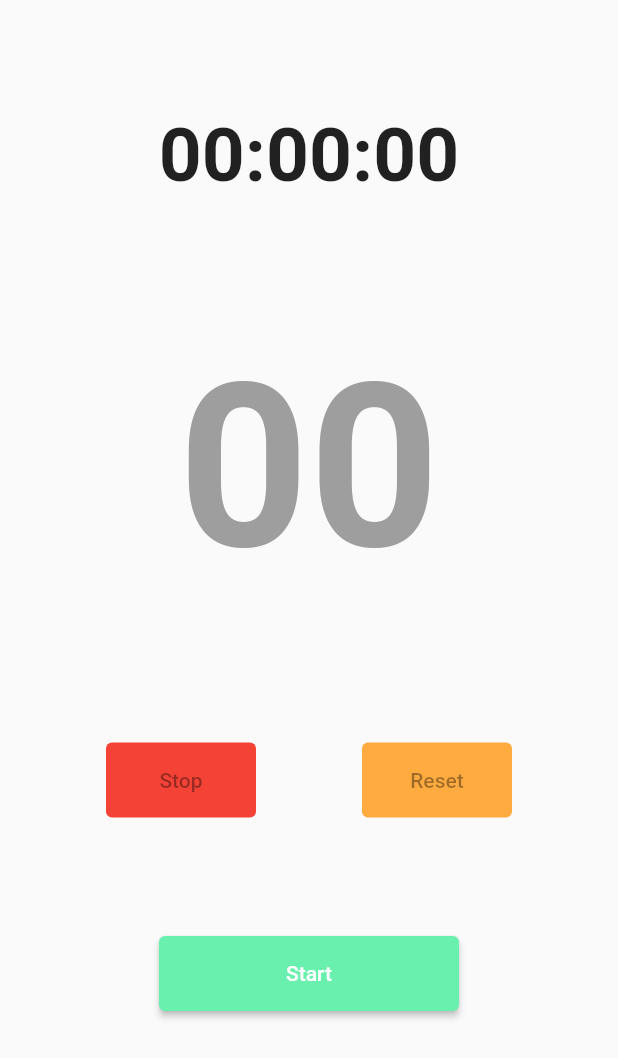
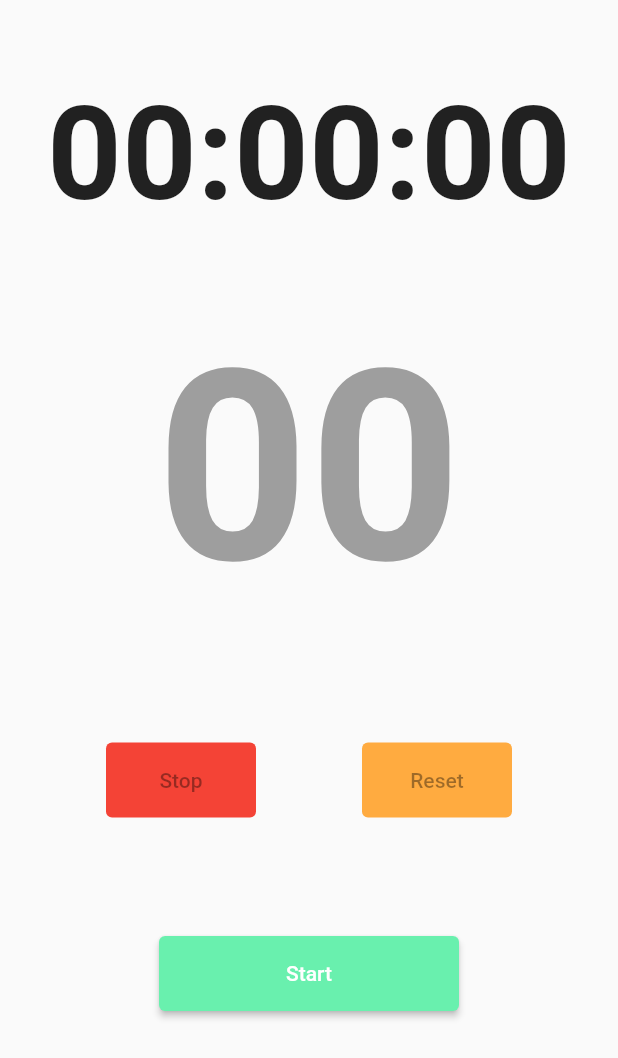
Before and after one commit to pratishodhi/stopwatch, a Flutter app: the screen it shows after launch, on a phone screen of 412 x 824 dp. Shown: the top 1058 px of the screen. Run offline on Flutter 3.47's test engine with Material 2 defaults, Android fonts, the light colour scheme and no system bars.

Commit message:
peanut vala commit

```diff
--- a/lib/main.dart
+++ b/lib/main.dart
@@ -81,14 +81,20 @@
           children: [
             Expanded(
                 flex: 1,
+                child: FittedBox(
                   child: Center(
+                      child: Padding(
+                    padding: const EdgeInsets.all(18.0),
                     child: Text(
                       initialTime,
                       style: const TextStyle(
                           fontSize: 50, fontWeight: FontWeight.bold),
-                ))),
+                    ),
+                  )),
+                )),
             Expanded(
                 flex: 1,
+                child: FittedBox(
                   child: Center(
                       child: Text(
                     milliseconds,
@@ -96,14 +102,15 @@
                         color: Colors.grey,
                         fontSize: 152,
                         fontWeight: FontWeight.bold),
-                ))),
+                  )),
+                )),
             Expanded(
               child: Row(
                 mainAxisAlignment: MainAxisAlignment.spaceEvenly,
                 children: [
                   ElevatedButton(
                     onPressed: stopIsPressed ? null : stopwatchStop,
-                    child: const Text("Stop"),
+                    child: const FittedBox(child: Text("Stop")),
                     style: ButtonStyle(
                         minimumSize:
                             MaterialStateProperty.all(const Size(100, 50)),
@@ -112,7 +119,7 @@
                   ),
                   ElevatedButton(
                     onPressed: resetIsPressed ? null : stopwatchReset,
-                    child: const Text("Reset"),
+                    child: const FittedBox(child: Text("Reset")),
                     style: ButtonStyle(
                         minimumSize:
                             MaterialStateProperty.all(const Size(100, 50)),
@@ -124,7 +131,7 @@
             ),
             ElevatedButton(
               onPressed: startIsPressed ? stopwatchStart : null,
-              child: const Text("Start"),
+              child: const FittedBox(child: Text("Start")),
               style: ButtonStyle(
                   minimumSize: MaterialStateProperty.all(const Size(200, 50)),
                   backgroundColor:
```
Lines whose indentation alone changed are shown as unchanged.
